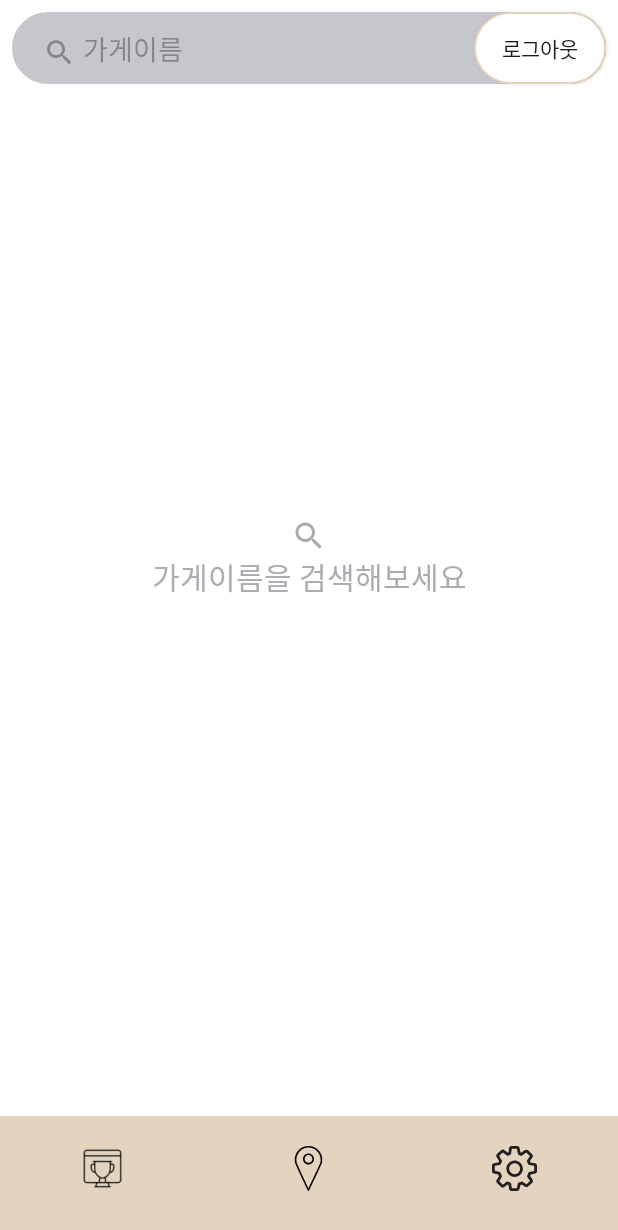
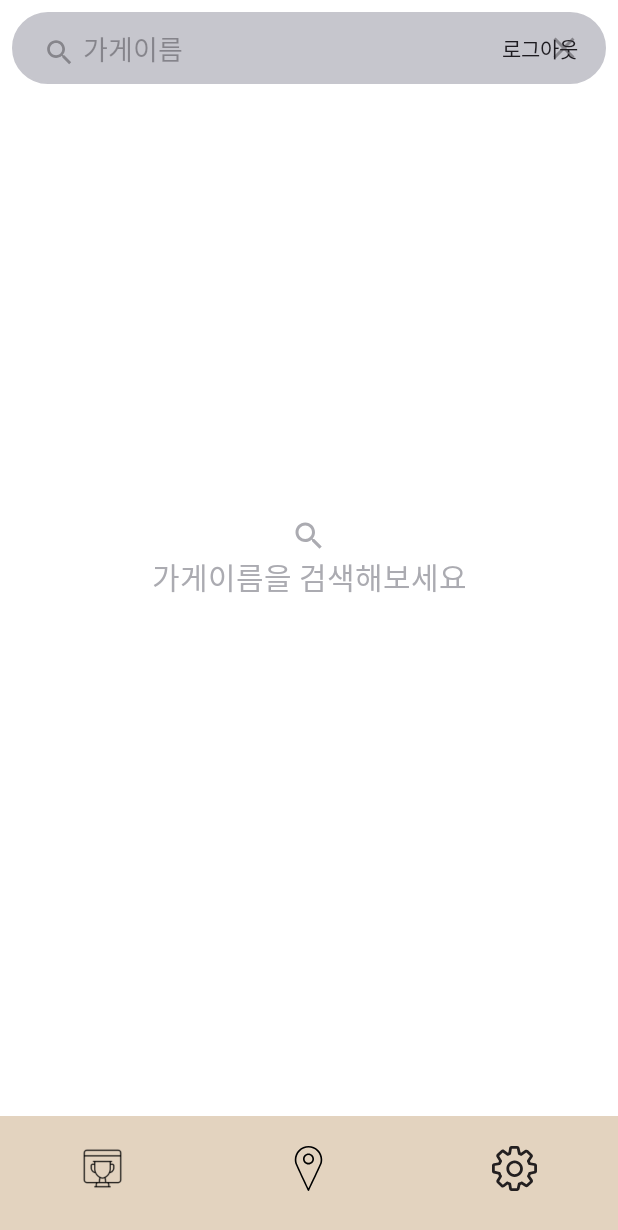
Before and after one commit to leeseoyoung0822/CalmCafeApp-Android, an Android app: the screen it shows after launch (MainActivity), after a tap on "검색버튼", on a phone screen of 412 x 824 dp. Shown: the top 1230 px of the screen. Run offline under Robolectric (Android 15) with nearby library versions, the phone set to English and light mode, and no system bars; libraries missing offline, so code that uses them is left out: com.kakao.sdk, com.naver.maps; 9 statements that could not run were skipped; 1 other tap on this screen came first.

Commit message:
button update

```diff
--- a/app/src/main/res/layout/activity_main.xml
+++ b/app/src/main/res/layout/activity_main.xml
@@ -22,8 +22,8 @@
 
         <androidx.appcompat.widget.AppCompatButton
             android:id="@+id/logout_btn"
-            android:background="@drawable/button"
             android:text="로그아웃"
+            android:background="@null"
             android:layout_margin="8dp"
             android:layout_width="wrap_content"
             android:layout_height="wrap_content"
```
